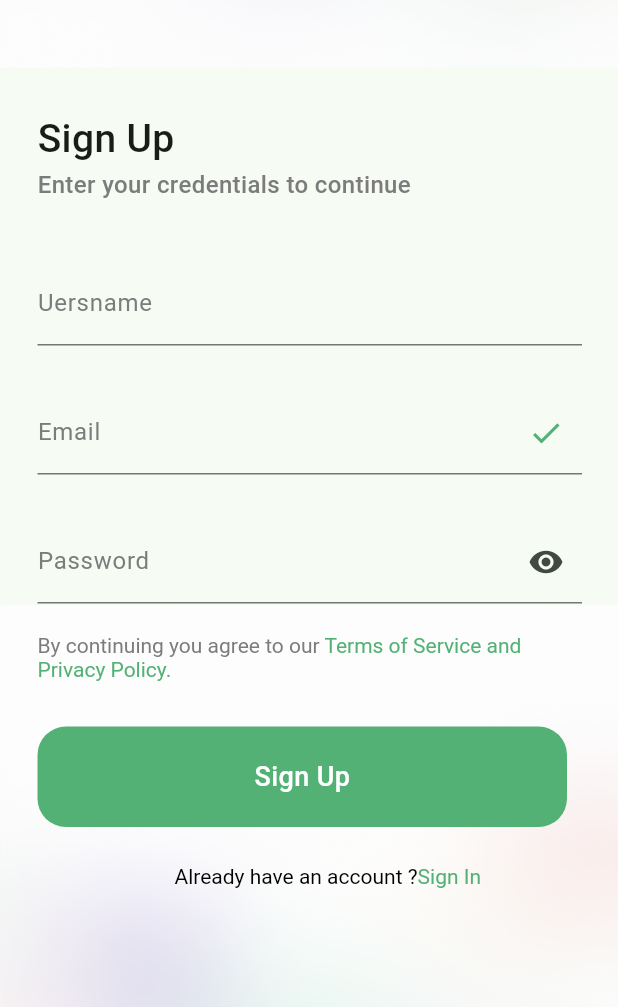
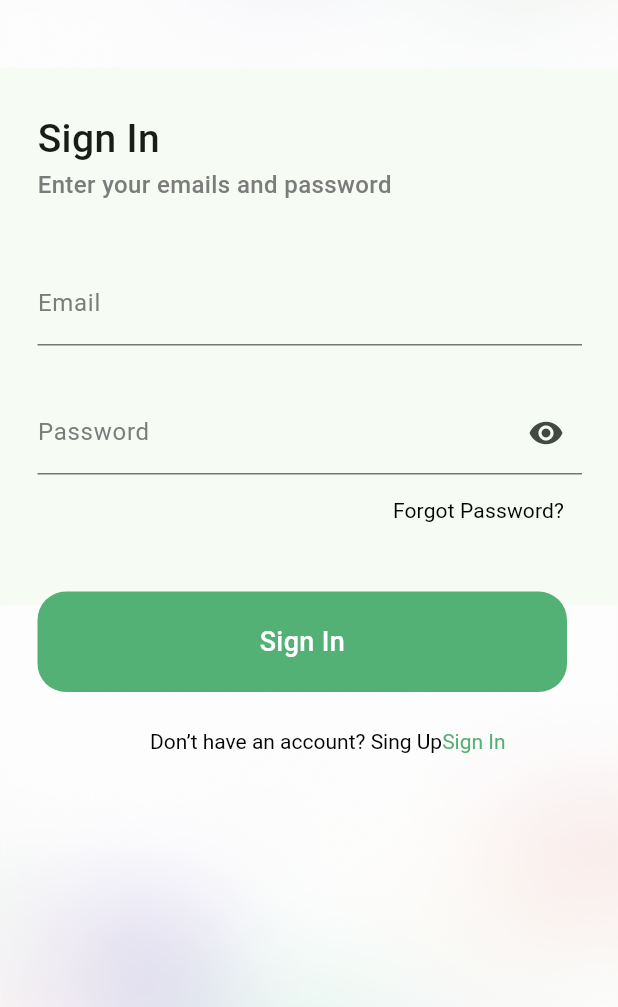
Before and after one commit to MokarmDev/appsotre, a Flutter app: the screen it shows after launch, on a phone screen of 412 x 824 dp, the part 229-1236 px from its top. Run offline on Flutter 3.47's test engine with Material 3 defaults, Android fonts, the phone set to English and light mode, and no system bars; our stand-ins replace flutter_svg.

Commit message:
add sign in screen and change ui elements

```diff
--- a/lib/main.dart
+++ b/lib/main.dart
@@ -1,7 +1,6 @@
 import 'package:appstore/constants/app_colors.dart';
 import 'package:appstore/screens/auth/views/sign_in.dart';
 import 'package:appstore/screens/auth/views/sign_up.dart';
-import 'package:appstore/screens/splash/splash_screen.dart';
 import 'package:flutter/material.dart';
 
 void main() {
@@ -20,7 +19,7 @@ class MyApp extends StatelessWidget {
         colorScheme: ColorScheme.fromSeed(seedColor: AppColors.primaryColor),
         useMaterial3: true,
       ),
-      home: const SignUpScreen(),
+      home: const SignInScreen(),
     );
   }
 }
--- a/lib/screens/auth/views/sign_in.dart
+++ b/lib/screens/auth/views/sign_in.dart
@@ -0,0 +1,51 @@
+import 'package:appstore/constants/app_colors.dart';
+import 'package:appstore/screens/auth/widgets/custom_body.dart';
+import 'package:appstore/screens/auth/widgets/custom_textfield.dart';
+import 'package:flutter/material.dart';
+
+class SignInScreen extends StatefulWidget {
+  const SignInScreen({super.key});
+
+  @override
+  State<SignInScreen> createState() => _SignInScreenState();
+}
+
+class _SignInScreenState extends State<SignInScreen> {
+  bool isObscure = true;
+
+  @override
+  Widget build(BuildContext context) {
+    return CustomBody(
+      title: "Sign In",
+      desc: "Enter your emails and password",
+      checkAccount: "Don’t have an account? Sing Up",
+      child: Column(children: [
+        const CustomTextField(
+          label: 'Email',
+        ),
+        const SizedBox(
+          height: 30,
+        ),
+        CustomTextField(
+          label: 'Password',
+          icon: const Icon(Icons.visibility),
+          onPressed: () {},
+        ),
+        Align(
+          alignment: Alignment.centerRight,
+          child: TextButton(
+            child: const Text(
+              "Forgot Password?",
+              style: TextStyle(
+                color: Colors.black,
+                fontSize: 14,
+                fontWeight: FontWeight.w400,
+              ),
+            ),
+            onPressed: () {},
+          ),
+        )
+      ]),
+    );
+  }
+}
--- a/lib/screens/auth/views/sign_up.dart
+++ b/lib/screens/auth/views/sign_up.dart
@@ -16,6 +16,9 @@ class _SignUpScreenState extends State<SignUpScreen> {
   @override
   Widget build(BuildContext context) {
     return CustomBody(
+      title:  "Sign Up",
+      desc: "Enter your credentials to continue",
+      checkAccount: "Already have an account ?",
       child: Column(children: [
         const CustomTextField(
           label: 'Uersname',
--- a/lib/screens/auth/widgets/custom_body.dart
+++ b/lib/screens/auth/widgets/custom_body.dart
@@ -1,4 +1,3 @@
-
 import 'package:appstore/common/custom_background.dart';
 import 'package:appstore/common/custom_button.dart';
 import 'package:appstore/constants/app_colors.dart';
@@ -7,10 +6,16 @@ import 'package:flutter/material.dart';
 import 'package:flutter_svg/flutter_svg.dart';
 
 class CustomBody extends StatelessWidget {
-
   final Widget child;
-  const CustomBody({super.key, required this.child});
-
+  final String title;
+  final String desc;
+  final String checkAccount;
+  const CustomBody(
+      {super.key,
+      required this.child,
+      required this.title,
+      required this.desc,
+      required this.checkAccount});
 
   @override
   Widget build(BuildContext context) {
@@ -31,16 +36,16 @@ class CustomBody extends StatelessWidget {
                     ),
                   ),
                 ),
-                const Text(
-                  "Sign Up",
-                  style: TextStyle(
+                Text(
+                  title,
+                  style: const TextStyle(
                     fontSize: 26,
                     fontWeight: FontWeight.w500,
                   ),
                 ),
-                const Text(
-                  "Enter your credentials to continue",
-                  style: TextStyle(
+                Text(
+                  desc,
+                  style: const TextStyle(
                     fontSize: 16,
                     color: AppColors.grey,
                     fontWeight: FontWeight.w500,
@@ -49,7 +54,6 @@ class CustomBody extends StatelessWidget {
                 const SizedBox(
                   height: 40,
                 ),
-
 
                 /// form
                 Padding(
@@ -61,7 +65,7 @@ class CustomBody extends StatelessWidget {
                   height: 30,
                 ),
                 CustomButton(
-                  text: "Sign Up",
+                  text: title,
                   onTap: () {},
                   backgroundColor: AppColors.primaryColor,
                 ),
@@ -70,17 +74,17 @@ class CustomBody extends StatelessWidget {
                 ),
                 Center(
                   child: RichText(
-                      text: const TextSpan(children: [
+                      text: TextSpan(children: [
                     TextSpan(
-                        text: "Already have an account ?",
-                        style: TextStyle(
+                        text: checkAccount,
+                        style: const TextStyle(
                           fontSize: 14,
                           fontWeight: FontWeight.w400,
                           color: Colors.black,
                         )),
                     TextSpan(
-                        text: "Sign In",
-                        style: TextStyle(
+                        text: title,
+                        style: const TextStyle(
                           fontSize: 14,
                           fontWeight: FontWeight.w400,
                           color: AppColors.primaryColor,
```
